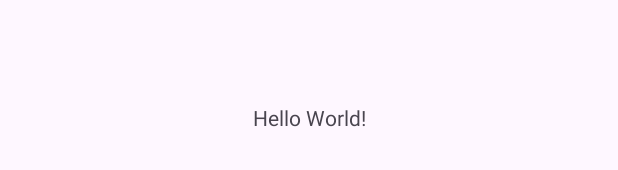
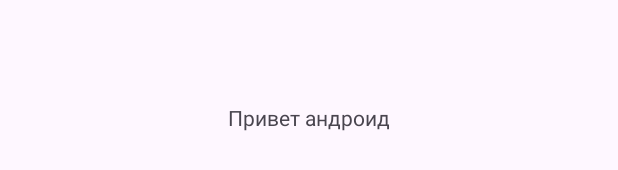
Before and after one commit to BIBLETUM/HelloAndroid, an Android app: the layout activity_main.xml on its own in the app's theme, with its tools: preview values and no code run, on a phone screen of 412 x 824 dp. Shown: the part 501-671 px from the top of the screen. Run offline under Robolectric (Android 15) with nearby library versions, the phone set to English and light mode, and no system bars.

Commit message:
Translation added

```diff
--- a/app/src/main/res/layout/activity_main.xml
+++ b/app/src/main/res/layout/activity_main.xml
@@ -9,7 +9,7 @@
     <TextView
         android:layout_width="wrap_content"
         android:layout_height="wrap_content"
-        android:text="Hello World!"
+        android:text="@string/hello_android"
         app:layout_constraintBottom_toBottomOf="parent"
         app:layout_constraintEnd_toEndOf="parent"
         app:layout_constraintStart_toStartOf="parent"
--- a/app/src/main/res/values/strings.xml
+++ b/app/src/main/res/values/strings.xml
@@ -1,3 +1,4 @@
 <resources>
     <string name="app_name">HelloWorld</string>
+    <string name="hello_android">Привет андроид</string>
 </resources>
```
Also changed, not shown: 1 other file.
